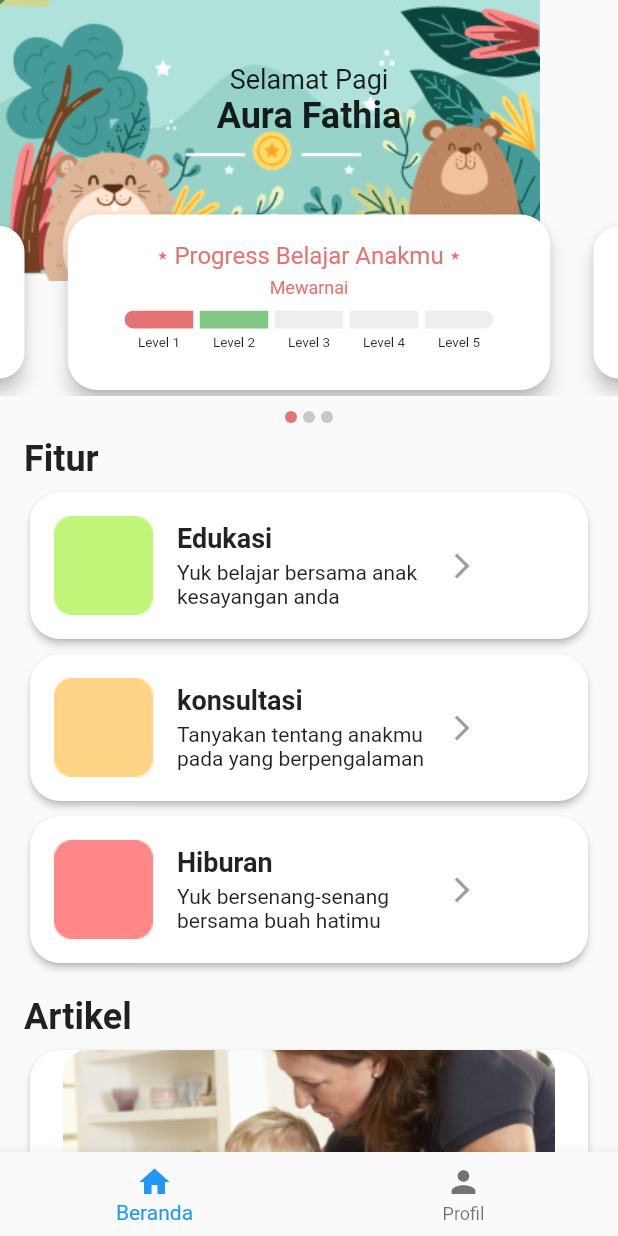
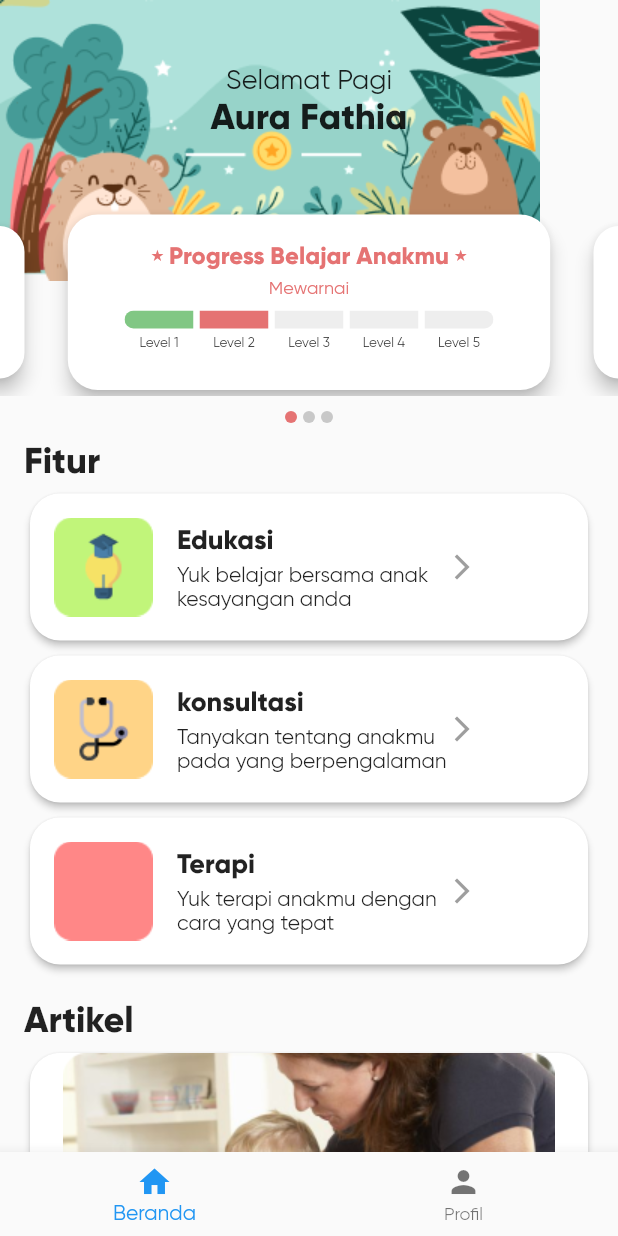
Before and after one commit to RezaAchmadN/Dyno-Course, a Flutter app: the screen it shows after launch, on a phone screen of 412 x 824 dp. Run offline on Flutter 3.47's test engine with Material 2 defaults, Android fonts, the phone set to English and light mode, and no system bars; drawn by our look-alikes of carousel_slider, step_progress_indicator; our stand-ins replace flutter_svg.

Commit message:
add gilroy.tft and change some appearance in dashboard

```diff
--- a/lib/dashboard_page/view.dart
+++ b/lib/dashboard_page/view.dart
@@ -14,7 +14,9 @@ class _DashboardViewState extends DashboardController {
 
   @override
   Widget build(BuildContext context) {
-    return Scaffold(
+    return MaterialApp(
+      theme: ThemeData(fontFamily: 'Gilroy'),
+      home: Scaffold(
         body: SingleChildScrollView(
           child: Column(
             crossAxisAlignment: CrossAxisAlignment.start,
@@ -35,6 +37,7 @@ class _DashboardViewState extends DashboardController {
             BottomNavigationBarItem(
                 icon: Icon(Icons.person), title: Text("Profil")),
           ],
+        ),
       ),
     );
   }
@@ -58,6 +61,7 @@ class _DashboardViewState extends DashboardController {
                     "Selamat Pagi",
                     style: TextStyle(
                       fontSize: 18,
+                      fontWeight: FontWeight.w500,
                     ),
                   ),
                   Text(
@@ -144,12 +148,18 @@ class _DashboardViewState extends DashboardController {
           children: <Widget>[
             Text(
               "⋆ Progress Belajar Anakmu ⋆",
-              style: TextStyle(fontSize: 16, color: Colors.red[300]),
+              style: TextStyle(
+                  fontSize: 16,
+                  color: Colors.red[300],
+                  fontWeight: FontWeight.w600),
             ),
             SizedBox(height: 4),
             Text(
               "Mewarnai",
-              style: TextStyle(fontSize: 12, color: Colors.red[300]),
+              style: TextStyle(
+                  fontSize: 12,
+                  color: Colors.red[300],
+                  fontWeight: FontWeight.w500),
             ),
             SizedBox(height: 8),
             Container(
@@ -159,7 +169,7 @@ class _DashboardViewState extends DashboardController {
                 totalSteps: 5,
                 currentStep: 2,
                 size: 36,
-                selectedColor: Colors.red[300],
+                selectedColor: Colors.green[300],
                 unselectedColor: Colors.grey[200],
                 customStep: (index, color, _) => Column(
                   children: <Widget>[
@@ -169,7 +179,7 @@ class _DashboardViewState extends DashboardController {
                               borderRadius: BorderRadius.only(
                                   topLeft: Radius.circular(10.0),
                                   bottomLeft: Radius.circular(10.0)),
-                              color: index == 2 - 1 ? Colors.green[300] : color,
+                              color: index == 2 - 1 ? Colors.red[300] : color,
                             ),
                             height: 12,
                           )
@@ -179,17 +189,15 @@ class _DashboardViewState extends DashboardController {
                                   borderRadius: BorderRadius.only(
                                       topRight: Radius.circular(10.0),
                                       bottomRight: Radius.circular(10.0)),
-                                  color: index == 2 - 1
-                                      ? Colors.green[300]
-                                      : color,
+                                  color:
+                                      index == 2 - 1 ? Colors.red[300] : color,
                                 ),
                                 height: 12,
                               )
                             : Container(
                                 decoration: BoxDecoration(
-                                  color: index == 2 - 1
-                                      ? Colors.green[300]
-                                      : color,
+                                  color:
+                                      index == 2 - 1 ? Colors.red[300] : color,
                                 ),
                                 height: 12,
                               ),
@@ -227,12 +235,12 @@ class _DashboardViewState extends DashboardController {
           SizedBox(
             height: 4,
           ),
-          _fitur("assets/images/g.png", "Edukasi",
+          _fitur("assets/images/education.png", "Edukasi",
               "Yuk belajar bersama anak kesayangan anda"),
-          _fitur("assets/images/y.png", "konsultasi",
+          _fitur("assets/images/consultation.png", "konsultasi",
               "Tanyakan tentang anakmu pada yang berpengalaman"),
-          _fitur("assets/images/r.png", "Hiburan",
-              "Yuk bersenang-senang bersama buah hatimu"),
+          _fitur("assets/images/r.png", "Terapi",
+              "Yuk terapi anakmu dengan cara yang tepat"),
         ],
       ),
     );
@@ -357,7 +365,10 @@ class _DashboardViewState extends DashboardController {
                                 borderRadius: BorderRadius.circular(8.0),
                               ),
                               onPressed: () {},
-                              child: Text("Lihat"),
+                              child: Text(
+                                "Lihat",
+                                style: TextStyle(fontWeight: FontWeight.w600),
+                              ),
                             ),
                           )
                         ],
```
Also changed, not shown: pubspec.yaml (+7 -0 lines), assets/fonts/Gilroy-ExtraBold.otf (added), assets/fonts/Gilroy-Light.otf (added), assets/fonts/Gilroy-Regular.ttf (added), assets/images/consultation.png (added), assets/images/education.png (added), pubspec.lock. Lines whose indentation alone changed are shown as unchanged.
